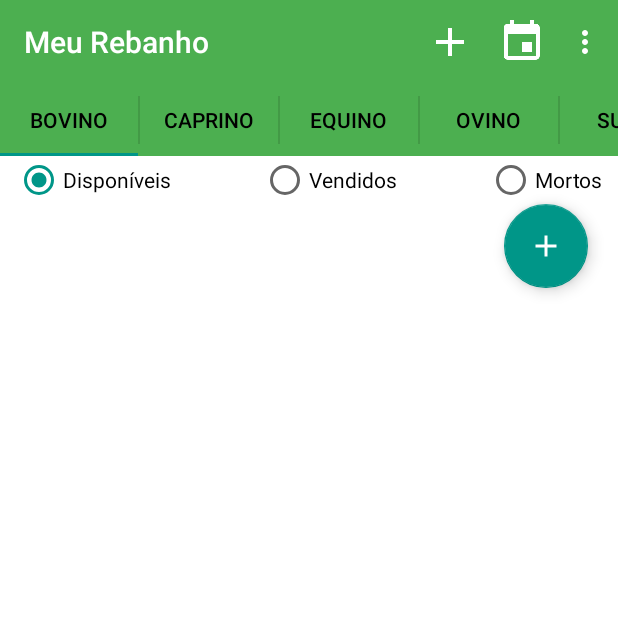
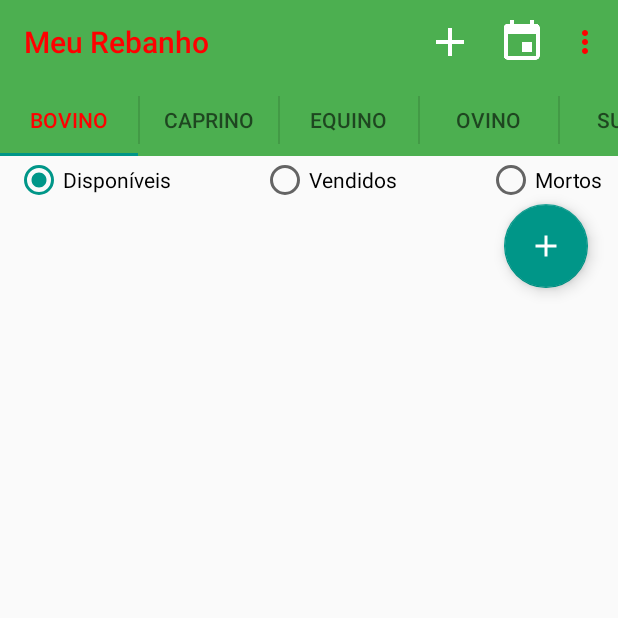
Before and after one commit to gugs/extensao_app, an Android app: the screen it shows after launch (AnimalListActivity), on a phone screen of 412 x 824 dp, the top half of it. Run offline under Robolectric (Android 15) with nearby library versions, the phone set to English and light mode, and no system bars.

Commit message:
Ajustes de cores

```diff
--- a/app/src/main/res/values/styles.xml
+++ b/app/src/main/res/values/styles.xml
@@ -1,34 +1,31 @@
 <resources>
-
     <!--
         Base application theme, dependent on API level. This theme is replaced
         by AppBaseTheme from res/values-vXX/styles.xml on newer devices.
-
-
-
-
     -->
     <style name="AppBaseTheme" parent="Theme.AppCompat.Light">
         <!--
             Theme customizations available in newer API levels can go in
             res/values-vXX/styles.xml, while customizations related to
             backward-compatibility can go here.
-
         -->
     </style>
 
     <!-- Application theme. -->
     <style name="AppTheme" parent="AppBaseTheme">
-
-        <item name="android:windowBackground">@android:color/white</item>
-
         <item name="colorPrimaryDark">#388E3C</item>
         <item name="colorPrimary">#4CAF50</item>
-        <!-- <item name="colorPrimaryLight">#C8E6C9</item> -->
         <item name="colorAccent">#009688</item>
-        <item name="android:textColorPrimary">#FFFFFF</item>
+
+        <!--<item name="android:windowBackground">@android:color/white</item>-->
+
+        <!-- Altera a cor de texto da action bar de preto para branco -->
+        <item name="android:textColorPrimary">#FF0000</item>
+
+        <!-- Altera a cor de texto do menu suspenso da action bar para não ficar branco sobre branco -->
         <item name="android:itemTextAppearance">@android:color/black</item>
-        <item name="android:textColor">#000000</item>
+
+        <!--<item name="android:textColor">#000000</item>-->
     </style>
 
 </resources>
```
Also changed, not shown: app/src/main/res/layout/animal_add_activity.xml (+0 -48 lines).
